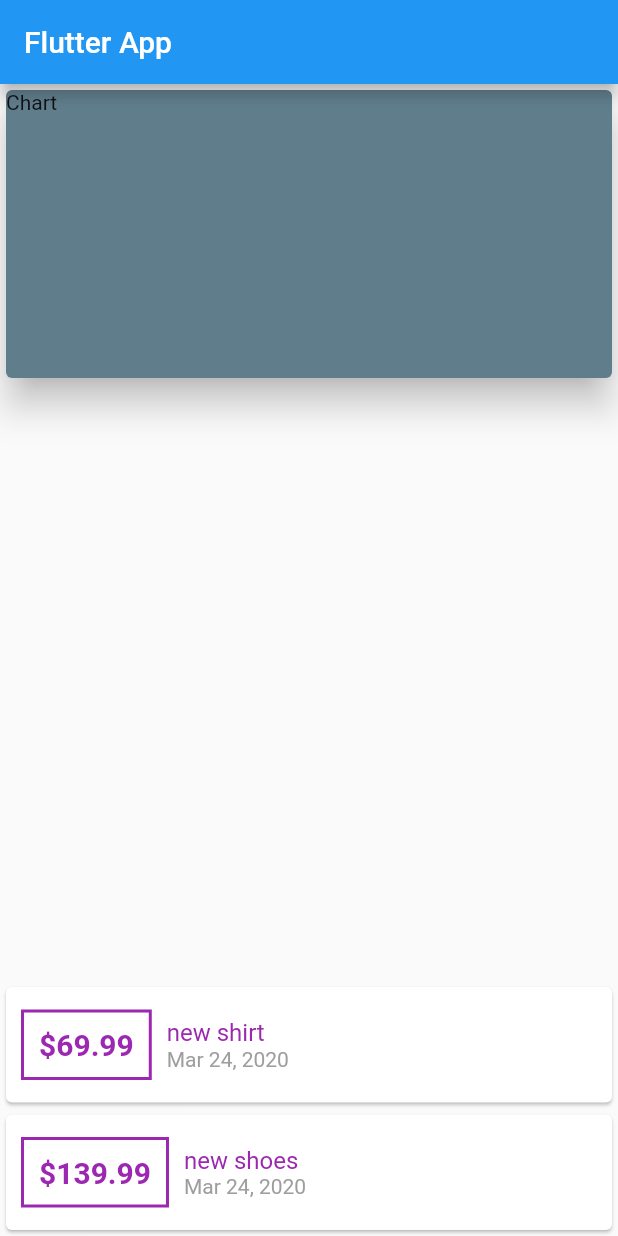
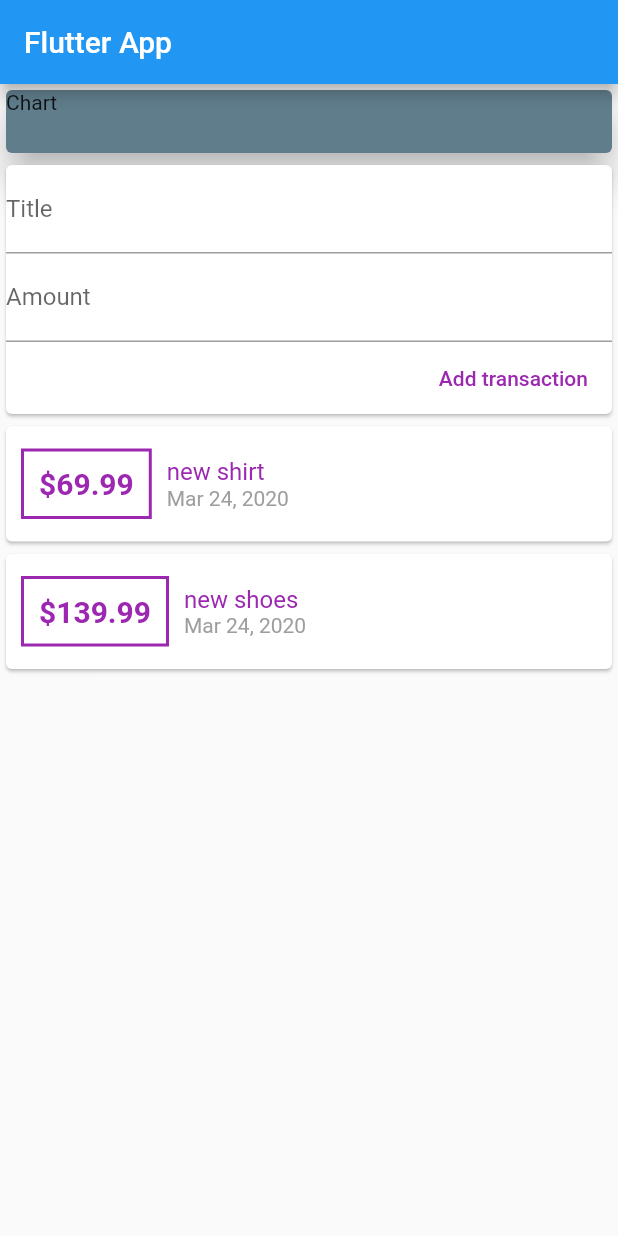
Before and after one commit to mohammad-adk/expens_planner, a Flutter app: the screen it shows after launch, on a phone screen of 412 x 824 dp. Run offline on Flutter 3.47's test engine with Material 2 defaults, Android fonts, the phone set to English and light mode, and no system bars.

Commit message:
NewTransaction, user_transaction, Transaction_list classes added

```diff
--- a/lib/main.dart
+++ b/lib/main.dart
@@ -1,8 +1,7 @@
+import 'package:expenseplanner/widgets/user_transactions.dart';
 import 'package:flutter/material.dart';
 
-import 'package:expenseplanner/transaction.dart';
-import 'package:intl/intl.dart';
-
+import 'package:expenseplanner/widgets/new_transaction.dart';
 void main() => runApp(MyApp());
 
 class MyApp extends StatelessWidget {
@@ -17,20 +16,6 @@ class MyApp extends StatelessWidget {
 }
 
 class MyHomePage extends StatelessWidget {
-  final List<Transaction> transactions = [
-    Transaction(
-      id: "t1",
-      title: "new shirt",
-      amount: 69.99,
-      date: DateTime.now(),
-    ),
-    Transaction(
-      id: "t2",
-      title: "new shoes",
-      amount: 139.99,
-      date: DateTime.now(),
-    )
-  ];
 
   @override
   Widget build(BuildContext context) {
@@ -38,65 +23,21 @@ class MyHomePage extends StatelessWidget {
         appBar: AppBar(
           title: Text("Flutter App"),
         ),
-        body: Column(
-          mainAxisAlignment: MainAxisAlignment.spaceBetween,
+        body: SingleChildScrollView(
+          child: Column(
             children: <Widget>[
               Container(
                 width: double.infinity,
-              child: Container(
-                height: 200,
+                  height: 50,
                   child: Card(
                     elevation: 10,
                     color: Colors.blueGrey,
                     child: Text("Chart"),
                   ),
                 ),
+              UserTransactions()
+            ],
           ),
-            Column(
-              children: transactions.map((tx) {
-                return Card(
-                    child: Row(
-                  children: <Widget>[
-                    Container(
-                      child: Text(
-                        "\$${tx.amount}",
-                        style: TextStyle(
-                          color: Colors.purple,
-                          fontSize: 20,
-                          fontWeight: FontWeight.bold,
-                        ),
-                      ),
-                      margin:
-                          EdgeInsets.symmetric(horizontal: 10, vertical: 15),
-                      decoration: BoxDecoration(
-                        border: Border.all(width: 2, color: Colors.purple),
-                      ),
-                      padding: EdgeInsets.all(10),
-                    ),
-                    Column(
-                      crossAxisAlignment: CrossAxisAlignment.start,
-                      children: <Widget>[
-                        Text(
-                          tx.title,
-                          style: TextStyle(
-                            color: Colors.purple,
-                            fontSize: 16,
-                          ),
-                        ),
-                        Text(
-                          DateFormat.yMMMd().format(tx.date),
-                          style: TextStyle(
-                            color: Colors.grey,
-                            fontSize: 14,
-                          ),
-                        )
-                      ],
-                    )
-                  ],
-                ));
-              }).toList(),
-            )
-          ],
         ));
   }
 }
--- /dev/null
+++ b/lib/widgets/new_transaction.dart
@@ -0,0 +1,35 @@
+import 'package:flutter/material.dart';
+
+class NewTransaction extends StatelessWidget {
+  final Function addTx;
+  final titleController = TextEditingController();
+  final amountController = TextEditingController();
+
+  NewTransaction(this.addTx);
+
+  @override
+  Widget build(BuildContext context) {
+    return Card(
+      child: Column(
+        crossAxisAlignment: CrossAxisAlignment.end,
+        children: <Widget>[
+          TextField(
+            decoration: InputDecoration(labelText: "Title"),
+            controller: titleController,
+          ),
+          TextField(
+            decoration: InputDecoration(labelText: "Amount"),
+            controller: amountController,
+          ),
+          FlatButton(
+            child: Text("Add transaction"),
+            textColor: Colors.purple,
+            onPressed: () {
+              addTx(titleController.text, double.parse(amountController.text));
+            },
+          )
+        ],
+      ),
+    );
+  }
+}
--- /dev/null
+++ b/lib/widgets/transaction_list.dart
@@ -0,0 +1,61 @@
+import 'package:flutter/material.dart';
+import 'package:intl/intl.dart';
+
+import '../models/transaction.dart';
+
+class TransactionList extends StatelessWidget{
+  final List<Transaction> transactions;
+
+  TransactionList(this.transactions);
+
+  Widget build(BuildContext context){
+    return Container(
+      height: 500,
+      child: ListView.builder(
+        itemBuilder: (ctx, index) {
+          return Card(
+              child: Row(
+                children: <Widget>[
+                  Container(
+                    child: Text(
+                      "\$${transactions[index].amount}",
+                      style: TextStyle(
+                        color: Colors.purple,
+                        fontSize: 20,
+                        fontWeight: FontWeight.bold,
+                      ),
+                    ),
+                    margin:
+                    EdgeInsets.symmetric(horizontal: 10, vertical: 15),
+                    decoration: BoxDecoration(
+                      border: Border.all(width: 2, color: Colors.purple),
+                    ),
+                    padding: EdgeInsets.all(10),
+                  ),
+                  Column(
+                    crossAxisAlignment: CrossAxisAlignment.start,
+                    children: <Widget>[
+                      Text(
+                        transactions[index].title,
+                        style: TextStyle(
+                          color: Colors.purple,
+                          fontSize: 16,
+                        ),
+                      ),
+                      Text(
+                        DateFormat.yMMMd().format(transactions[index].date),
+                        style: TextStyle(
+                          color: Colors.grey,
+                          fontSize: 14,
+                        ),
+                      )
+                    ],
+                  )
+                ],
+              ));
+        },
+        itemCount: transactions.length,
+      ),
+    );
+  }
+}
--- /dev/null
+++ b/lib/widgets/user_transactions.dart
@@ -0,0 +1,50 @@
+import 'package:expenseplanner/widgets/transaction_list.dart';
+import 'package:flutter/material.dart';
+
+import './new_transaction.dart';
+import '../models/transaction.dart';
+
+class UserTransactions extends StatefulWidget {
+  @override
+  _UserTransactionsState createState() => _UserTransactionsState();
+}
+
+class _UserTransactionsState extends State<UserTransactions> {
+  final List<Transaction> _userTransactions = [
+    Transaction(
+      id: "t1",
+      title: "new shirt",
+      amount: 69.99,
+      date: DateTime.now(),
+    ),
+    Transaction(
+      id: "t2",
+      title: "new shoes",
+      amount: 139.99,
+      date: DateTime.now(),
+    )
+  ];
+
+  void _addNewTransaction(String txTitle, double txAmount) {
+    final newTx = Transaction(
+      title: txTitle,
+      amount: txAmount,
+      date: DateTime.now(),
+      id: DateTime.now().toString(),
+    );
+
+    setState(() {
+      _userTransactions.add(newTx);
+    });
+  }
+
+  @override
+  Widget build(BuildContext context) {
+    return Column(
+      children: <Widget>[
+        NewTransaction(_addNewTransaction),
+        TransactionList(_userTransactions),
+      ],
+    );
+  }
+}
```
Also changed, not shown: lib/models/transaction.dart (renamed from lib/transaction.dart). Lines whose indentation alone changed are shown as unchanged.
